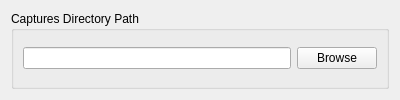
The window that src/gui/settings/Settings.ui (ephell/ClipIt-Screen-Capture-App) describes before a commit, drawn with Qt 5.
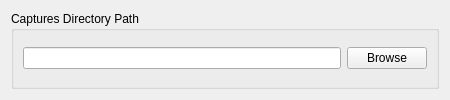
The same window after the commit.

Commit message: - Make settings window modal. - Remove minimize and maximize buttons from title bar. - Open a QFileDialog when pressing 'Browse' button to select a directory.

```diff
--- a/src/gui/settings/Settings.ui
+++ b/src/gui/settings/Settings.ui
@@ -6,7 +6,7 @@
    <rect>
     <x>0</x>
     <y>0</y>
-    <width>400</width>
+    <width>450</width>
     <height>100</height>
    </rect>
   </property>
@@ -18,13 +18,13 @@
   </property>
   <property name="minimumSize">
    <size>
-    <width>400</width>
+    <width>450</width>
     <height>100</height>
    </size>
   </property>
   <property name="maximumSize">
    <size>
-    <width>400</width>
+    <width>450</width>
     <height>100</height>
    </size>
   </property>
@@ -39,7 +39,14 @@
      </property>
      <layout class="QHBoxLayout" name="horizontalLayout">
       <item>
-       <widget class="QLineEdit" name="dir_path_line_edit"/>
+       <widget class="QLineEdit" name="dir_path_line_edit">
+        <property name="focusPolicy">
+         <enum>Qt::NoFocus</enum>
+        </property>
+        <property name="readOnly">
+         <bool>true</bool>
+        </property>
+       </widget>
       </item>
       <item>
        <widget class="QPushButton" name="browse_button">
```
The commit also changes 2 other files.
